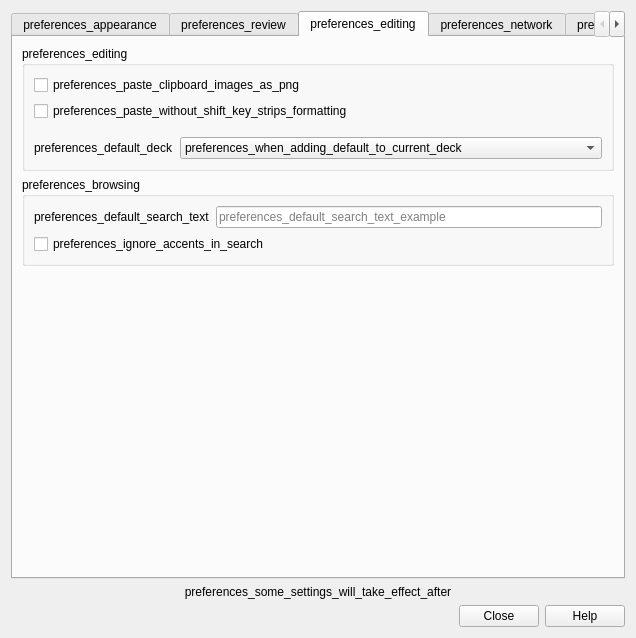
This is qt/aqt/forms/preferences.ui in ankitects/anki as Qt 5 draws it before an edit. The edited form follows.
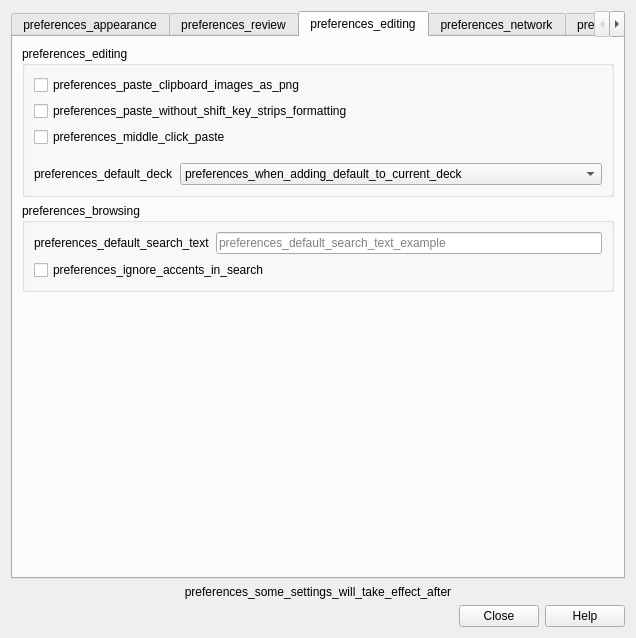
This is the edited form. The open tabs and pages were chosen to show the change.

The edit to the form file:
```diff
--- a/qt/aqt/forms/preferences.ui
+++ b/qt/aqt/forms/preferences.ui
@@ -515,6 +515,19 @@
             </property>
            </widget>
           </item>
+          <item>
+           <widget class="QCheckBox" name="middle_click_paste">
+            <property name="sizePolicy">
+             <sizepolicy hsizetype="Fixed" vsizetype="Fixed">
+              <horstretch>0</horstretch>
+              <verstretch>0</verstretch>
+             </sizepolicy>
+            </property>
+            <property name="text">
+             <string>preferences_middle_click_paste</string>
+            </property>
+           </widget>
+          </item>
           <item>
            <spacer name="verticalSpacer_7">
             <property name="orientation">
```
Left out of the diff: 1 changed line with no effect on the pictures.
